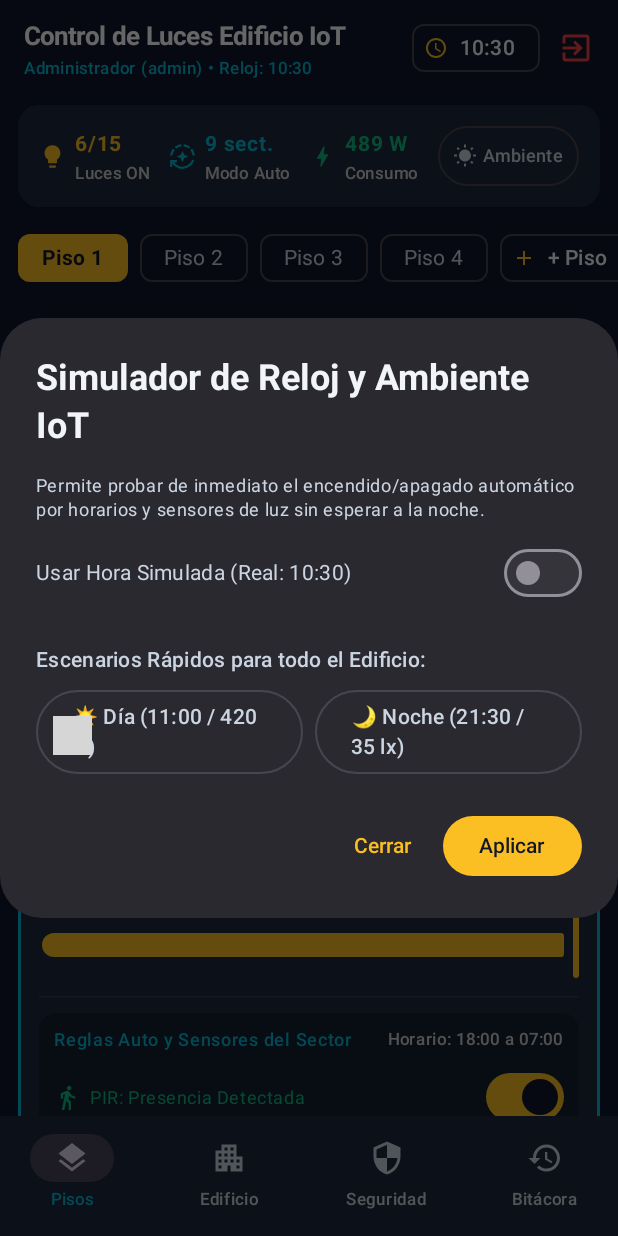
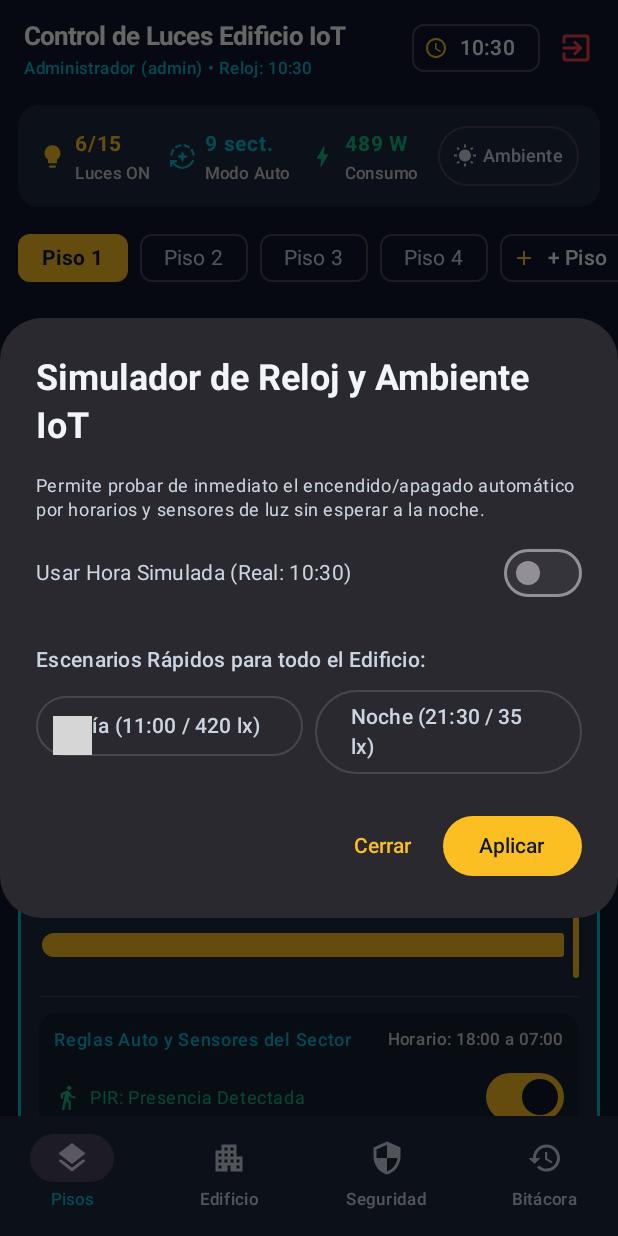
Before and after one commit to brandalexdev/Desarrollo-de-IOT, an Android app built with Jetpack Compose: the screen it shows after launch (MainActivity), after a tap on "Ambiente", on a phone screen of 412 x 824 dp. Run offline under Robolectric (Android 15) with nearby library versions, the phone set to English and light mode, and no system bars; 2 other taps on this screen came first; grey boxes are pictures that could not be loaded.

Commit message:
se modifican archivos necesarios a

```diff
--- a/ControlLucesEdificio/app/src/main/java/com/iot/controlluces/data/DatabaseHelper.kt
+++ b/ControlLucesEdificio/app/src/main/java/com/iot/controlluces/data/DatabaseHelper.kt
@@ -19,10 +19,6 @@ import java.text.SimpleDateFormat
 import java.util.Date
 import java.util.Locale
 
-/**
- * Gestor de Base de Datos SQLite nativo (SQLiteOpenHelper) para el sistema IoT
- * de control de iluminación y seguridad del edificio por piso y sector.
- */
 class DatabaseHelper(context: Context) :
     SQLiteOpenHelper(context, DATABASE_NAME, null, DATABASE_VERSION) {
 
@@ -30,14 +26,12 @@ class DatabaseHelper(context: Context) :
         const val DATABASE_NAME = "control_luces_edificio_iot.db"
         const val DATABASE_VERSION = 2
 
-        // 1. Tabla Pisos
         const val TABLE_PISOS = "pisos"
         const val COL_PISO_ID = "id"
         const val COL_PISO_NUMERO = "numero"
         const val COL_PISO_NOMBRE = "nombre"
         const val COL_PISO_DESCRIPCION = "descripcion"
 
-        // 2. Tabla Sectores
         const val TABLE_SECTORES = "sectores"
         const val COL_SECTOR_ID = "id"
         const val COL_SECTOR_PISO_ID = "piso_id"
@@ -57,7 +51,6 @@ class DatabaseHelper(context: Context) :
         const val COL_SECTOR_WATTS = "consumo_watts"
         const val COL_SECTOR_ALARMA_PIR = "alarma_intrusion_pir"
 
-        // 3. Tabla Historial de Eventos
         const val TABLE_HISTORIAL = "historial_eventos"
         const val COL_HIST_ID = "id"
         const val COL_HIST_PISO = "piso_nombre"
@@ -67,7 +60,6 @@ class DatabaseHelper(context: Context) :
         const val COL_HIST_USUARIO = "usuario"
         const val COL_HIST_FECHA = "fecha_hora"
 
-        // 4. Tabla Usuarios de Seguridad (Login y Roles con SHA-256)
         const val TABLE_USUARIOS = "usuarios"
         const val COL_USER_ID = "id"
         const val COL_USER_USERNAME = "username"
@@ -78,7 +70,6 @@ class DatabaseHelper(context: Context) :
         const val COL_USER_ACTIVO = "activo"
         const val COL_USER_ULTIMO_ACCESO = "ultimo_acceso"
 
-        // 5. Tabla Configuración Global de Seguridad del Edificio
         const val TABLE_CONFIG_SEGURIDAD = "configuracion_seguridad"
         const val COL_CFG_ID = "id"
         const val COL_CFG_CENTINELA = "modo_centinela"
@@ -87,7 +78,6 @@ class DatabaseHelper(context: Context) :
         const val COL_CFG_BLOQUEO = "bloqueo_controles"
         const val COL_CFG_PIN_MAESTRO = "pin_maestro"
 
-        // 6. Tabla Alertas de Seguridad e Intrusión
         const val TABLE_ALERTAS = "alertas_seguridad"
         const val COL_ALERTA_ID = "id"
         const val COL_ALERTA_TIPO = "tipo_alerta"
@@ -97,9 +87,6 @@ class DatabaseHelper(context: Context) :
         const val COL_ALERTA_FECHA = "fecha_hora"
         const val COL_ALERTA_ATENDIDA = "atendida"
 
-        /**
-         * Genera hash criptográfico SHA-256 para proteger contraseñas y PINs en SQLite.
-         */
         fun hashSHA256(input: String): String {
             val bytes = MessageDigest.getInstance("SHA-256").digest(input.toByteArray(Charsets.UTF_8))
             return bytes.joinToString("") { "%02x".format(it) }
@@ -212,11 +199,7 @@ class DatabaseHelper(context: Context) :
         onCreate(db)
     }
 
-    /**
-     * Carga inicial de pisos, sectores, usuarios con roles (SHA-256) y configuración de seguridad.
-     */
     private fun insertarDatosIniciales(db: SQLiteDatabase) {
-        // Configuración inicial de seguridad
         val cfgValues = ContentValues().apply {
             put(COL_CFG_ID, 1)
             put(COL_CFG_CENTINELA, 0)
@@ -227,36 +210,30 @@ class DatabaseHelper(context: Context) :
         }
         db.insert(TABLE_CONFIG_SEGURIDAD, null, cfgValues)
 
-        // Usuarios predeterminados con contraseñas cifradas en SHA-256
         insertarUsuarioInterno(db, "admin", "admin123", "Administrador General IoT", RolUsuario.ADMIN, "1234")
         insertarUsuarioInterno(db, "guardia", "guardia123", "Supervisor de Seguridad", RolUsuario.OPERADOR, "2580")
         insertarUsuarioInterno(db, "auditor", "123456", "Auditor Energético", RolUsuario.AUDITOR, "0000")
 
-        // Pisos del edificio
         val piso1Id = insertarPisoInterno(db, 1, "Piso 1 - Recepción y Acceso", "Lobby principal, pasillos de acceso y estacionamiento")
         val piso2Id = insertarPisoInterno(db, 2, "Piso 2 - Oficinas Corporativas", "Áreas de trabajo abierto, salas de reuniones y comedor")
         val piso3Id = insertarPisoInterno(db, 3, "Piso 3 - Laboratorios IoT & TI", "Servidores, laboratorio de electrónica y desarrollo")
         val piso4Id = insertarPisoInterno(db, 4, "Piso 4 - Dirección y Terraza", "Oficinas ejecutivas, auditorio y terraza exterior")
 
-        // Sectores Piso 1
         insertarSectorInterno(db, piso1Id, "Lobby Principal", "Acceso", true, 100, ModoControl.AUTOMATICO, "18:00", "07:00", true, true, true, 180, true, 120, 80)
         insertarSectorInterno(db, piso1Id, "Pasillo Norte", "Pasillo", false, 80, ModoControl.AUTOMATICO, "18:30", "06:30", true, true, false, 150, false, 250, 45)
         insertarSectorInterno(db, piso1Id, "Sala de Espera", "Común", true, 90, ModoControl.MANUAL, "19:00", "06:00", false, true, true, 150, false, 200, 60)
         insertarSectorInterno(db, piso1Id, "Estacionamiento Subsuelo", "Exterior/Acceso", true, 100, ModoControl.AUTOMATICO, "00:00", "23:59", true, true, true, 200, true, 50, 120)
 
-        // Sectores Piso 2
         insertarSectorInterno(db, piso2Id, "Oficina Abierta A", "Oficina", true, 100, ModoControl.MANUAL, "08:00", "19:00", true, true, true, 200, true, 140, 95)
         insertarSectorInterno(db, piso2Id, "Sala de Juntas Principal", "Reuniones", false, 75, ModoControl.AUTOMATICO, "08:30", "18:30", false, true, false, 150, false, 310, 65)
         insertarSectorInterno(db, piso2Id, "Pasillo Central P2", "Pasillo", false, 70, ModoControl.AUTOMATICO, "18:00", "06:30", true, true, true, 140, false, 280, 40)
         insertarSectorInterno(db, piso2Id, "Cafetería y Comedor", "Común", false, 85, ModoControl.MANUAL, "07:30", "16:00", true, false, false, 160, false, 350, 70)
 
-        // Sectores Piso 3
         insertarSectorInterno(db, piso3Id, "Laboratorio de Hardware IoT", "Laboratorio", true, 100, ModoControl.MANUAL, "08:00", "21:00", true, true, true, 220, true, 180, 110)
         insertarSectorInterno(db, piso3Id, "Sala de Servidores (CPD)", "Técnico", true, 60, ModoControl.AUTOMATICO, "18:00", "06:00", false, true, false, 100, true, 80, 50)
         insertarSectorInterno(db, piso3Id, "Área de Desarrollo", "Oficina", false, 90, ModoControl.AUTOMATICO, "08:00", "20:00", false, true, true, 180, false, 290, 85)
         insertarSectorInterno(db, piso3Id, "Pasillo Sur P3", "Pasillo", false, 75, ModoControl.AUTOMATICO, "18:00", "06:30", true, true, false, 140, false, 260, 40)
 
-        // Sectores Piso 4
         insertarSectorInterno(db, piso4Id, "Oficinas Dirección", "Oficina", false, 100, ModoControl.MANUAL, "09:00", "18:00", false, true, true, 170, false, 320, 75)
         insertarSectorInterno(db, piso4Id, "Auditorio de Conferencias", "Reuniones", false, 80, ModoControl.MANUAL, "09:00", "19:00", false, false, false, 150, false, 240, 130)
         insertarSectorInterno(db, piso4Id, "Terraza y Jardín Exterior", "Exterior/Acceso", false, 100, ModoControl.AUTOMATICO, "18:30", "06:00", true, false, true, 120, false, 400, 90)
@@ -393,8 +370,6 @@ class DatabaseHelper(context: Context) :
         db.insert(TABLE_ALERTAS, null, values)
     }
 
-    // ==================== MÓDULO DE SEGURIDAD: LOGIN, USUARIOS Y PIN ====================
-
     fun autenticarUsuario(usernameInput: String, passwordPlano: String): UsuarioSeguridad? {
         val db = writableDatabase
         val userClean = usernameInput.lowercase().trim()
@@ -430,7 +405,6 @@ class DatabaseHelper(context: Context) :
             }
         }
 
-        // Si falló la autenticación, registrar intento fallido en historial y en alertas de seguridad
         registrarEventoInterno(
             db,
             "Seguridad / Acceso",
@@ -519,7 +493,7 @@ class DatabaseHelper(context: Context) :
     }
 
     fun eliminarUsuario(usuario: UsuarioSeguridad, eliminadoPor: String) {
-        if (usuario.username == "admin") return // Proteger cuenta admin principal
+        if (usuario.username == "admin") return
         val db = writableDatabase
         db.delete(TABLE_USUARIOS, "$COL_USER_ID = ?", arrayOf(usuario.id.toString()))
         registrarEventoInterno(
@@ -531,8 +505,6 @@ class DatabaseHelper(context: Context) :
             eliminadoPor
         )
     }
-
-    // ==================== PROTOCOLOS DE SEGURIDAD DEL EDIFICIO ====================
 
     fun obtenerConfiguracionSeguridad(): ConfiguracionSeguridad {
         val db = readableDatabase
@@ -582,9 +554,6 @@ class DatabaseHelper(context: Context) :
         )
     }
 
-    /**
-     * Activa o desactiva el Modo Centinela (Vigilancia por sensores PIR con encendido disuasivo y alerta).
-     */
     fun cambiarModoCentinela(activo: Boolean, usuario: String) {
         val db = writableDatabase
         val values = ContentValues().apply {
@@ -601,11 +570,6 @@ class DatabaseHelper(context: Context) :
         )
     }
 
-    /**
-     * Protocolo de Emergencia / Evacuación:
-     * Si se activa, enciende absolutamente todas las luces del edificio al 100% de intensidad,
-     * bloquea el apagado accidental y registra una alerta crítica en SQLite.
-     */
     fun cambiarProtocoloEmergencia(activo: Boolean, usuario: String) {
         val db = writableDatabase
         val cfgValues = ContentValues().apply {
@@ -652,10 +616,6 @@ class DatabaseHelper(context: Context) :
         }
     }
 
-    /**
-     * Modo Simulación de Presencia Nocturna (Antirrobo):
-     * Enciende sectores estratégicos de acceso, lobby y oficinas para simular ocupación.
-     */
     fun cambiarSimulacionPresencia(activo: Boolean, usuario: String) {
         val db = writableDatabase
         val values = ContentValues().apply {
@@ -664,7 +624,6 @@ class DatabaseHelper(context: Context) :
         db.update(TABLE_CONFIG_SEGURIDAD, values, "$COL_CFG_ID = 1", null)
 
         if (activo) {
-            // Encender sectores de Acceso, Pasillo y Oficina de forma intercalada
             val sectores = obtenerTodosLosSectores()
             sectores.forEachIndexed { index, sector ->
                 val encenderDisuasivo = (index % 2 == 0) || sector.tipoSector.contains("Acceso", ignoreCase = true)
@@ -686,9 +645,6 @@ class DatabaseHelper(context: Context) :
         )
     }
 
-    /**
-     * Bloqueo de Seguridad de Controles Manuales (requiere PIN para desbloquear).
-     */
     fun cambiarBloqueoControles(bloqueado: Boolean, usuario: String) {
         val db = writableDatabase
         val values = ContentValues().apply {
@@ -784,8 +740,6 @@ class DatabaseHelper(context: Context) :
         )
     }
 
-    // ==================== CONSULTAS Y OPERACIONES DE PISOS ====================
-
     fun obtenerPisos(): List<Piso> {
         val lista = mutableListOf<Piso>()
         val db = readableDatabase
@@ -832,8 +786,6 @@ class DatabaseHelper(context: Context) :
         db.delete(TABLE_PISOS, "$COL_PISO_ID = ?", arrayOf(piso.id.toString()))
         registrarEventoInterno(db, piso.nombre, "Piso Completo", "Se eliminó el piso y sus sectores asociados", "ADMIN", usuario)
     }
-
-    // ==================== CONSULTAS Y OPERACIONES DE SECTORES ====================
 
     fun obtenerSectoresPorPiso(pisoId: Int): List<SectorLuz> {
         val lista = mutableListOf<SectorLuz>()
@@ -954,9 +906,6 @@ class DatabaseHelper(context: Context) :
         registrarEventoInterno(db, pisoNombre, sector.nombre, "Sector eliminado", "ADMIN", usuario)
     }
 
-    /**
-     * Acción manual sobre un sector: cambia a modo MANUAL y enciende/apaga la luz.
-     */
     fun cambiarEstadoManualSector(
         sector: SectorLuz,
         encender: Boolean,
@@ -980,9 +929,6 @@ class DatabaseHelper(context: Context) :
         )
     }
 
-    /**
-     * Ajusta la intensidad lumínica (dimmer 10% - 100%) de un sector.
-     */
     fun actualizarIntensidadSector(sectorId: Int, nuevaIntensidad: Int) {
         val db = writableDatabase
         val values = ContentValues().apply {
@@ -991,9 +937,6 @@ class DatabaseHelper(context: Context) :
         db.update(TABLE_SECTORES, values, "$COL_SECTOR_ID = ?", arrayOf(sectorId.toString()))
     }
 
-    /**
-     * Cambia el modo de un sector entre MANUAL y AUTOMATICO.
-     */
     fun cambiarModoControlSector(
         sector: SectorLuz,
         nuevoModo: ModoControl,
@@ -1015,9 +958,6 @@ class DatabaseHelper(context: Context) :
         )
     }
 
-    /**
-     * Guarda los parámetros de automatización (horarios y reglas de sensores) de un sector.
-     */
     fun actualizarConfiguracionAutomatica(
         sectorId: Int,
         pisoNombre: String,
@@ -1050,10 +990,6 @@ class DatabaseHelper(context: Context) :
         )
     }
 
-    /**
-     * Actualiza los valores simulados de los sensores IoT (PIR movimiento y LDR lux) de un sector.
-     * Si el Modo Centinela está activo y se detecta movimiento, dispara protocolo de seguridad.
-     */
     fun actualizarSensoresSector(
         sector: SectorLuz,
         pisoNombre: String,
@@ -1065,7 +1001,6 @@ class DatabaseHelper(context: Context) :
         val values = ContentValues().apply {
             put(COL_SECTOR_MOV_DETECTADO, if (movimientoDetectado) 1 else 0)
             put(COL_SECTOR_LUX_ACTUAL, luxActual.coerceIn(0, 1000))
-            // Si el modo Centinela está activo y se detecta presencia PIR, encender luz al 100% por seguridad
             if (cfgSeguridad.modoCentinelaActivo && movimientoDetectado) {
                 put(COL_SECTOR_ENCENDIDA, 1)
                 put(COL_SECTOR_INTENSIDAD, 100)
@@ -1091,8 +1026,6 @@ class DatabaseHelper(context: Context) :
             )
         }
     }
-
-    // ==================== ACCIONES MASIVAS POR PISO Y EDIFICIO ====================
 
     fun controlarLucesPorPiso(piso: Piso, encender: Boolean, usuario: String = "Operador") {
         val db = writableDatabase
@@ -1172,11 +1105,8 @@ class DatabaseHelper(context: Context) :
         )
     }
 
-    // ==================== MOTOR DE AUTOMATIZACIÓN IoT ====================
-
     fun evaluarReglasAutomaticas(horaActualHHMM: String): Int {
         val cfgSeguridad = obtenerConfiguracionSeguridad()
-        // Si hay emergencia de evacuación activa, las luces permanecen encendidas al 100%
         if (cfgSeguridad.emergenciaEvacuacionActiva) return 0
 
         val db = writableDatabase
@@ -1237,8 +1167,6 @@ class DatabaseHelper(context: Context) :
         return h * 60 + m
     }
 
-    // ==================== HISTORIAL Y RESUMEN ====================
-
     fun obtenerHistorial(limite: Int = 80): List<EventoHistorial> {
         val lista = mutableListOf<EventoHistorial>()
         val db = readableDatabase
--- a/ControlLucesEdificio/app/src/main/java/com/iot/controlluces/model/Models.kt
+++ b/ControlLucesEdificio/app/src/main/java/com/iot/controlluces/model/Models.kt
@@ -1,25 +1,16 @@
 package com.iot.controlluces.model
 
-/**
- * Modo de operación de un sector de iluminación del edificio.
- */
 enum class ModoControl {
     MANUAL,
     AUTOMATICO
 }
 
-/**
- * Roles de seguridad para el control de acceso a la aplicación IoT.
- */
 enum class RolUsuario(val titulo: String, val descripcion: String) {
-    ADMIN("Administrador", "Control total del edificio, seguridad, usuarios y estructura SQLite"),
+    ADMIN("Administrador", "Control total del edificio, seguridad, usuarios y base de datos"),
     OPERADOR("Operador / Guardia", "Control de luces, horarios y monitoreo de alarmas de seguridad"),
     AUDITOR("Invitado / Auditor", "Modo solo lectura para supervisión de consumo y bitácora")
 }
 
-/**
- * Usuario registrado en la tabla `usuarios` de SQLite (con contraseña cifrada SHA-256).
- */
 data class UsuarioSeguridad(
     val id: Int = 0,
     val username: String,
@@ -30,22 +21,16 @@ data class UsuarioSeguridad(
     val ultimoAcceso: String = "Nunca"
 )
 
-/**
- * Alerta de seguridad registrada en la tabla `alertas_seguridad` de SQLite.
- */
 data class AlertaSeguridad(
     val id: Int = 0,
-    val tipoAlerta: String, // INTRUSIÓN PIR, EMERGENCIA, ACCESO FALLIDO, BLOQUEO
-    val nivel: String,      // CRÍTICA, ALTA, MEDIA, INFO
+    val tipoAlerta: String,
+    val nivel: String,
     val ubicacion: String,
     val descripcion: String,
     val fechaHora: String,
     val atendida: Boolean = false
 )
 
-/**
- * Estado global del sistema de seguridad del edificio almacenado en SQLite.
- */
 data class ConfiguracionSeguridad(
     val modoCentinelaActivo: Boolean = false,
     val emergenciaEvacuacionActiva: Boolean = false,
@@ -55,9 +40,6 @@ data class ConfiguracionSeguridad(
     val alertasSinAtender: Int = 0
 )
 
-/**
- * Representa un Piso o Nivel dentro del edificio inteligente.
- */
 data class Piso(
     val id: Int = 0,
     val numero: Int,
@@ -65,41 +47,29 @@ data class Piso(
     val descripcion: String
 )
 
-/**
- * Representa un Sector o Zona luminosa perteneciente a un Piso.
- * Incluye estado manual, intensidad (dimmer), configuración de horario automático,
- * parámetros de sensores IoT (PIR movimiento y LDR luminosidad en Lux) y bandera de zona crítica de seguridad.
- */
 data class SectorLuz(
     val id: Int = 0,
     val pisoId: Int,
     val nombre: String,
     val tipoSector: String,
     val encendida: Boolean = false,
-    val intensidad: Int = 100, // 10% a 100%
+    val intensidad: Int = 100,
     val modoControl: ModoControl = ModoControl.MANUAL,
     val horaEncendido: String = "18:00",
     val horaApagado: String = "06:00",
     val activarPorHorario: Boolean = true,
     val activarPorMovimiento: Boolean = true,
     val activarPorLuzAmbiente: Boolean = true,
-    val umbralLux: Int = 150, // Si luxActual <= umbralLux, hay poca luz natural
+    val umbralLux: Int = 150,
     val movimientoDetectado: Boolean = false,
     val luxActual: Int = 300,
     val consumoNominalWatts: Int = 40,
-    val alarmaIntrusionPorPir: Boolean = true // Si el modo centinela está activo y detecta PIR, dispara alarma
+    val alarmaIntrusionPorPir: Boolean = true
 ) {
-    /**
-     * Consumo energético real en Watts considerando si la luz está encendida y su porcentaje de intensidad.
-     */
     val consumoActualWatts: Int
         get() = if (encendida) ((consumoNominalWatts * intensidad) / 100.0).toInt() else 0
 }
 
-/**
- * Registro de auditoría en la base de datos SQLite cuando una luz cambia de estado
- * de forma manual, por piso, por protocolo de seguridad o mediante automatización IoT.
- */
 data class EventoHistorial(
     val id: Int = 0,
     val pisoNombre: String,
@@ -110,9 +80,6 @@ data class EventoHistorial(
     val fechaHora: String
 )
 
-/**
- * Métricas globales del edificio calculadas desde SQLite.
- */
 data class ResumenEdificio(
     val totalPisos: Int = 0,
     val totalSectores: Int = 0,
--- a/ControlLucesEdificio/app/src/main/java/com/iot/controlluces/ui/screens/Dialogs.kt
+++ b/ControlLucesEdificio/app/src/main/java/com/iot/controlluces/ui/screens/Dialogs.kt
@@ -346,7 +346,7 @@ fun DialogRelojSimulador(
                         },
                         modifier = Modifier.weight(1f)
                     ) {
-                        Text("☀️ Día (11:00 / 420 lx)")
+                        Text("Día (11:00 / 420 lx)")
                     }
                     OutlinedButton(
                         onClick = {
@@ -355,7 +355,7 @@ fun DialogRelojSimulador(
                         },
                         modifier = Modifier.weight(1f)
                     ) {
-                        Text("🌙 Noche (21:30 / 35 lx)")
+                        Text("Noche (21:30 / 35 lx)")
                     }
                 }
             }
--- a/ControlLucesEdificio/app/src/main/java/com/iot/controlluces/ui/screens/MainScreen.kt
+++ b/ControlLucesEdificio/app/src/main/java/com/iot/controlluces/ui/screens/MainScreen.kt
@@ -105,7 +105,6 @@ import com.iot.controlluces.viewmodel.LucesViewModel
 fun MainScreen(viewModel: LucesViewModel) {
     val state by viewModel.uiState.collectAsState()
 
-    // Si no hay sesión iniciada, mostrar la pantalla de Login de Seguridad
     val usuarioActivo = state.usuarioActual
     if (usuarioActivo == null) {
         LoginSeguridadScreen(
@@ -212,7 +211,6 @@ fun MainScreen(viewModel: LucesViewModel) {
                 .padding(innerPadding)
                 .background(SlateDark)
         ) {
-            // Banner de estado de Emergencia o Modo Centinela si están activos
             if (state.configSeguridad.emergenciaEvacuacionActiva || state.configSeguridad.modoCentinelaActivo || state.configSeguridad.bloqueoControlesManuales) {
                 Surface(
                     color = if (state.configSeguridad.emergenciaEvacuacionActiva) CoralDanger.copy(alpha = 0.25f) else CyanAuto.copy(alpha = 0.18f),
@@ -245,7 +243,7 @@ fun MainScreen(viewModel: LucesViewModel) {
                                 color = Color.White
                             )
                         }
-                        Text("Ir a Seguridad →", fontSize = 11.sp, color = AmberLightOn)
+                        Text("Ir a Seguridad", fontSize = 11.sp, color = AmberLightOn)
                     }
                 }
             }
--- a/ControlLucesEdificio/app/src/main/java/com/iot/controlluces/ui/screens/SecurityScreens.kt
+++ b/ControlLucesEdificio/app/src/main/java/com/iot/controlluces/ui/screens/SecurityScreens.kt
@@ -15,7 +15,6 @@ import androidx.compose.foundation.layout.padding
 import androidx.compose.foundation.layout.size
 import androidx.compose.foundation.layout.width
 import androidx.compose.foundation.lazy.LazyColumn
-import androidx.compose.foundation.lazy.items
 import androidx.compose.foundation.shape.CircleShape
 import androidx.compose.foundation.shape.RoundedCornerShape
 import androidx.compose.material.icons.Icons
@@ -29,7 +28,6 @@ import androidx.compose.material.icons.filled.NotificationsActive
 import androidx.compose.material.icons.filled.Person
 import androidx.compose.material.icons.filled.Security
 import androidx.compose.material.icons.filled.Shield
-import androidx.compose.material.icons.filled.Visibility
 import androidx.compose.material.icons.filled.Warning
 import androidx.compose.material3.AssistChip
 import androidx.compose.material3.Button
@@ -66,14 +64,10 @@ import com.iot.controlluces.ui.theme.AmberLightOn
 import com.iot.controlluces.ui.theme.CoralDanger
 import com.iot.controlluces.ui.theme.CyanAuto
 import com.iot.controlluces.ui.theme.EmeraldActive
-import com.iot.controlluces.ui.theme.IndigoManual
 import com.iot.controlluces.ui.theme.SlateCard
 import com.iot.controlluces.ui.theme.SlateDark
 import com.iot.controlluces.ui.theme.SlateSurface
 
-/**
- * Pantalla de Inicio de Sesión y Control de Acceso Basado en Roles (RBAC) con SQLite + SHA-256.
- */
 @Composable
 fun LoginSeguridadScreen(
     errorLogin: String?,
@@ -178,7 +172,7 @@ fun LoginSeguridadScreen(
                 HorizontalDivider(color = SlateSurface)
 
                 Text(
-                    text = "Perfiles de Prueba Precargados en SQLite (Toca para autocompletar):",
+                    text = "Perfiles de Prueba Precargados en SQLite:",
                     style = MaterialTheme.typography.labelSmall,
                     color = Color.LightGray
                 )
@@ -217,14 +211,6 @@ fun LoginSeguridadScreen(
     }
 }
 
-/**
- * Pestaña dedicada a las Secciones de Seguridad del Edificio:
- * 1. Protocolo de Emergencia / Evacuación (100% Luces + Bloqueo PIN)
- * 2. Modo Centinela / Vigilancia Nocturna por Sensores PIR
- * 3. Simulación de Presencia Antirrobo y Bloqueo de Controles Manuales
- * 4. Centro de Alertas de Seguridad e Intrusión en SQLite
- * 5. Gestión de Usuarios y Roles con contraseñas cifradas SHA-256
- */
 @Composable
 fun TabSeguridadEdificio(
     usuarioActual: UsuarioSeguridad,
@@ -249,7 +235,6 @@ fun TabSeguridadEdificio(
         contentPadding = PaddingValues(12.dp),
         verticalArrangement = Arrangement.spacedBy(12.dp)
     ) {
-        // 1. Tarjeta de Perfil y Nivel de Acceso Actual
         item {
             Card(
                 modifier = Modifier.fillMaxWidth(),
@@ -289,7 +274,6 @@ fun TabSeguridadEdificio(
             }
         }
 
-        // 2. Protocolos Críticos de Seguridad Lumínica del Edificio
         item {
             Card(
                 modifier = Modifier
@@ -313,7 +297,6 @@ fun TabSeguridadEdificio(
                         color = Color.White
                     )
 
-                    // A) Botón de Emergencia / Evacuación
                     Surface(
                         color = if (configSeguridad.emergenciaEvacuacionActiva) CoralDanger.copy(alpha = 0.22f) else SlateDark,
                         shape = RoundedCornerShape(12.dp),
@@ -371,7 +354,6 @@ fun TabSeguridadEdificio(
                         }
                     }
 
-                    // B) Modo Centinela (Vigilancia por Sensores PIR)
                     Row(
                         modifier = Modifier.fillMaxWidth(),
                         horizontalArrangement = Arrangement.SpaceBetween,
@@ -405,7 +387,6 @@ fun TabSeguridadEdificio(
 
                     HorizontalDivider(color = SlateSurface)
 
-                    // C) Simulación de Presencia Nocturna (Antirrobo)
                     Row(
                         modifier = Modifier.fillMaxWidth(),
                         horizontalArrangement = Arrangement.SpaceBetween,
@@ -431,7 +412,6 @@ fun TabSeguridadEdificio(
 
                     HorizontalDivider(color = SlateSurface)
 
-                    // D) Bloqueo de Seguridad del Panel Manual (Requiere PIN)
                     Row(
                         modifier = Modifier.fillMaxWidth(),
                         horizontalArrangement = Arrangement.SpaceBetween,
@@ -475,7 +455,6 @@ fun TabSeguridadEdificio(
             }
         }
 
-        // 3. Centro de Alertas de Seguridad e Intrusión (Tabla SQLite `alertas_seguridad`)
         item {
             Card(
                 modifier = Modifier.fillMaxWidth(),
@@ -579,7 +558,6 @@ fun TabSeguridadEdificio(
             }
         }
 
-        // 4. Gestión de Usuarios y Control de Acceso (Tabla SQLite `usuarios` con SHA-256)
         item {
             Card(
                 modifier = Modifier.fillMaxWidth(),
--- a/ControlLucesEdificio/build.gradle.kts
+++ b/ControlLucesEdificio/build.gradle.kts
@@ -1,4 +1,3 @@
-// Top-level build file where you can add configuration options common to all sub-projects/modules.
 plugins {
     alias(libs.plugins.android.application) apply false
     alias(libs.plugins.kotlin.android) apply false
```
Also changed, not shown: ControlLucesEdificio/app/src/main/java/com/iot/controlluces/viewmodel/LucesViewModel.kt (+0 -18 lines), 1 other file.
